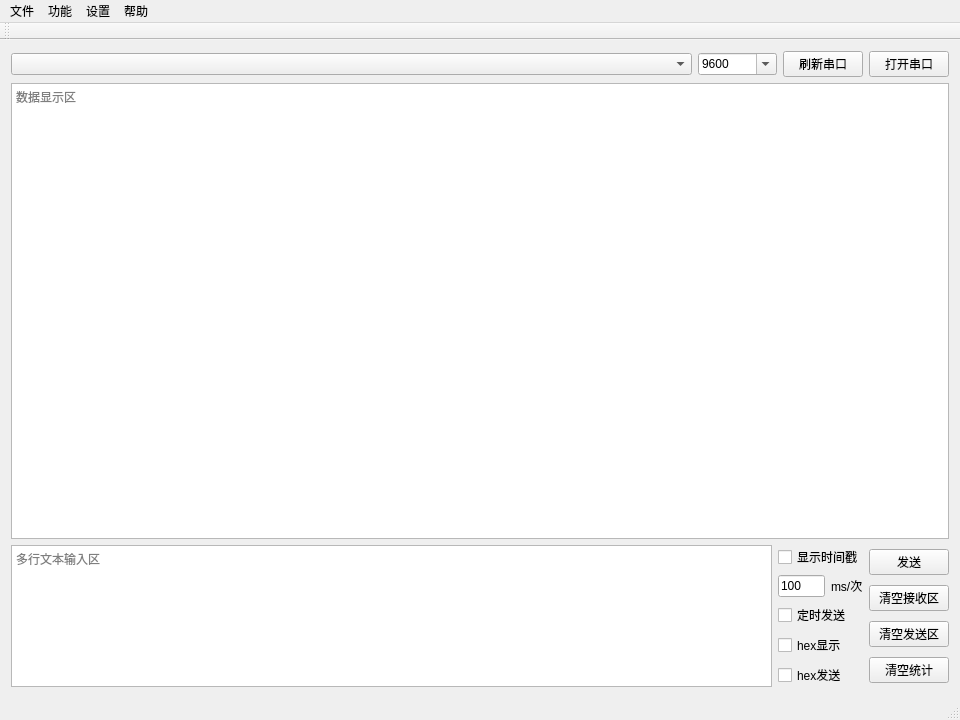
petertheprocess/ComAssistant, file ComAssistant/mainwindow.ui: the form before one commit.
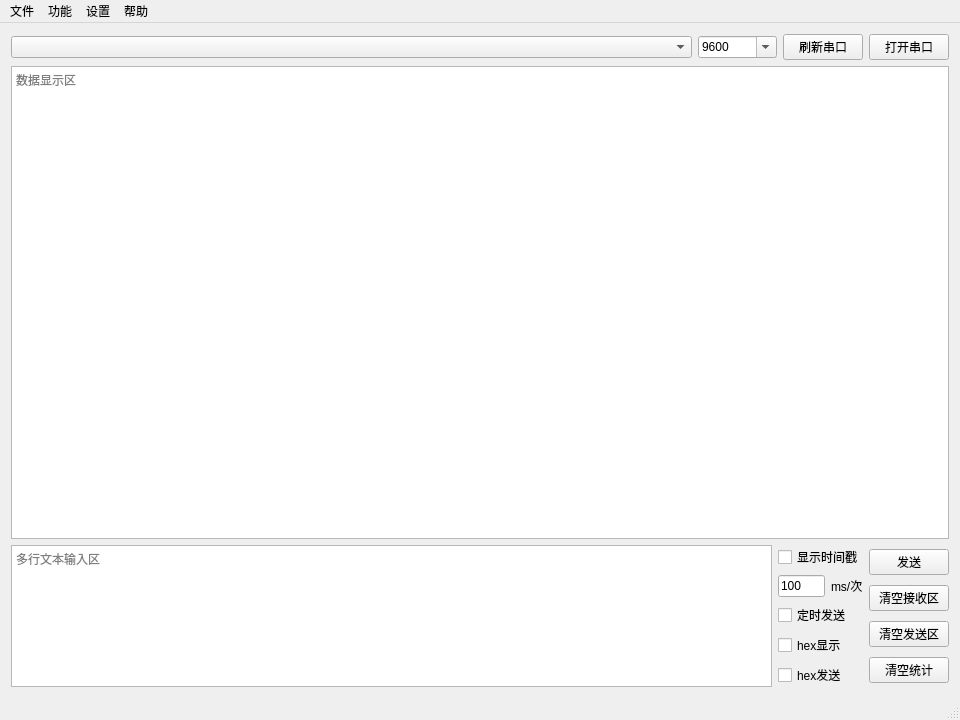
The form after the commit.

Commit message: 解决保存对话框按取消时弹出路径不对的问题，删除工具栏

Diff of the .ui file:
```diff
--- a/ComAssistant/mainwindow.ui
+++ b/ComAssistant/mainwindow.ui
@@ -286,17 +286,6 @@
    <addaction name="menu"/>
    <addaction name="menu_2"/>
   </widget>
-  <widget class="QToolBar" name="toolBar">
-   <property name="windowTitle">
-    <string>toolBar</string>
-   </property>
-   <attribute name="toolBarArea">
-    <enum>TopToolBarArea</enum>
-   </attribute>
-   <attribute name="toolBarBreak">
-    <bool>false</bool>
-   </attribute>
-  </widget>
   <action name="actionAbout">
    <property name="text">
     <string>关于</string>
```
The commit also changes 1 other file.
